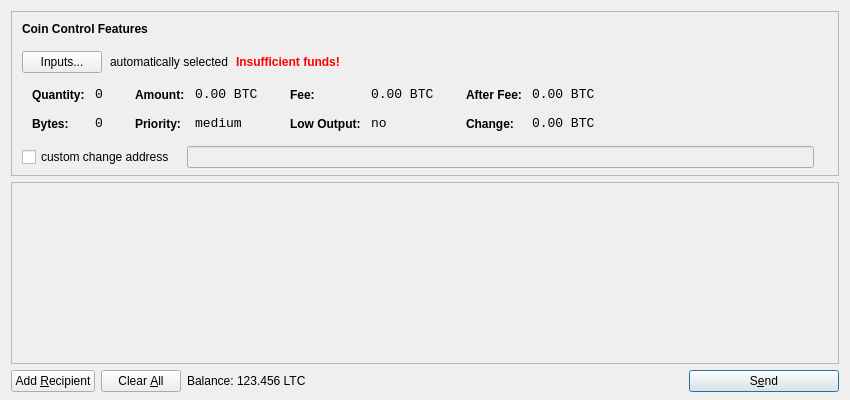
The window that src/qt/forms/sendcoinsdialog.ui (omnicoin/eurobit) describes before a commit, drawn with Qt 5.
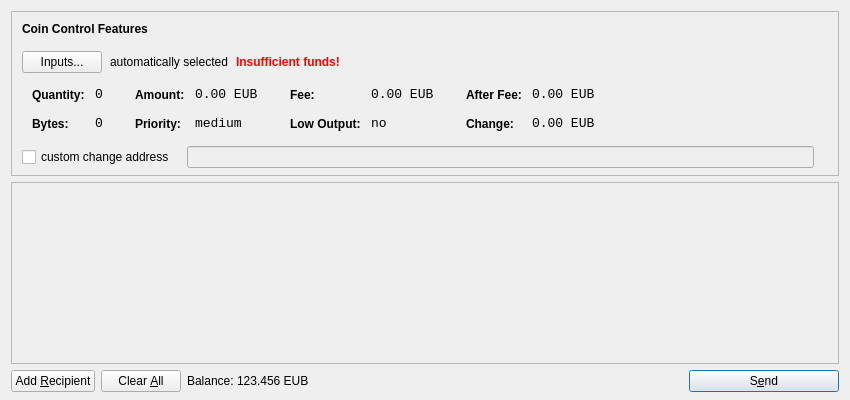
The same window after the commit. Icons and pictures are not drawn.

```diff
--- a/src/qt/forms/sendcoinsdialog.ui
+++ b/src/qt/forms/sendcoinsdialog.ui
@@ -321,7 +321,7 @@
                   <enum>Qt::ActionsContextMenu</enum>
                  </property>
                  <property name="text">
-                  <string notr="true">0.00 BTC</string>
+                  <string notr="true">0.00 EUB</string>
                  </property>
                  <property name="textInteractionFlags">
                   <set>Qt::LinksAccessibleByMouse|Qt::TextSelectableByKeyboard|Qt::TextSelectableByMouse</set>
@@ -407,7 +407,7 @@
                   <enum>Qt::ActionsContextMenu</enum>
                  </property>
                  <property name="text">
-                  <string notr="true">0.00 BTC</string>
+                  <string notr="true">0.00 EUB</string>
                  </property>
                  <property name="textInteractionFlags">
                   <set>Qt::LinksAccessibleByMouse|Qt::TextSelectableByKeyboard|Qt::TextSelectableByMouse</set>
@@ -493,7 +493,7 @@
                   <enum>Qt::ActionsContextMenu</enum>
                  </property>
                  <property name="text">
-                  <string notr="true">0.00 BTC</string>
+                  <string notr="true">0.00 EUB</string>
                  </property>
                  <property name="textInteractionFlags">
                   <set>Qt::LinksAccessibleByMouse|Qt::TextSelectableByKeyboard|Qt::TextSelectableByMouse</set>
@@ -525,7 +525,7 @@
                   <enum>Qt::ActionsContextMenu</enum>
                  </property>
                  <property name="text">
-                  <string notr="true">0.00 BTC</string>
+                  <string notr="true">0.00 EUB</string>
                  </property>
                  <property name="textInteractionFlags">
                   <set>Qt::LinksAccessibleByMouse|Qt::TextSelectableByKeyboard|Qt::TextSelectableByMouse</set>
@@ -720,7 +720,7 @@
           <cursorShape>IBeamCursor</cursorShape>
          </property>
          <property name="text">
-          <string>123.456 LTC</string>
+          <string>123.456 EUB</string>
          </property>
          <property name="textInteractionFlags">
           <set>Qt::LinksAccessibleByMouse|Qt::TextSelectableByKeyboard|Qt::TextSelectableByMouse</set>
```
Left out of the diff: 8 changed lines with no effect on the pictures.
